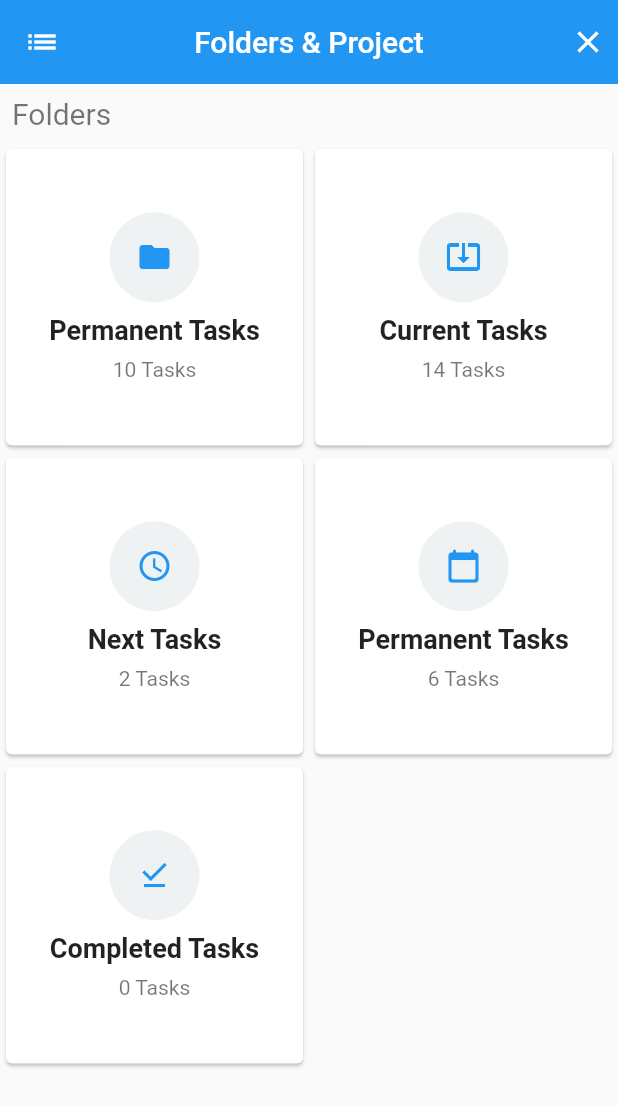
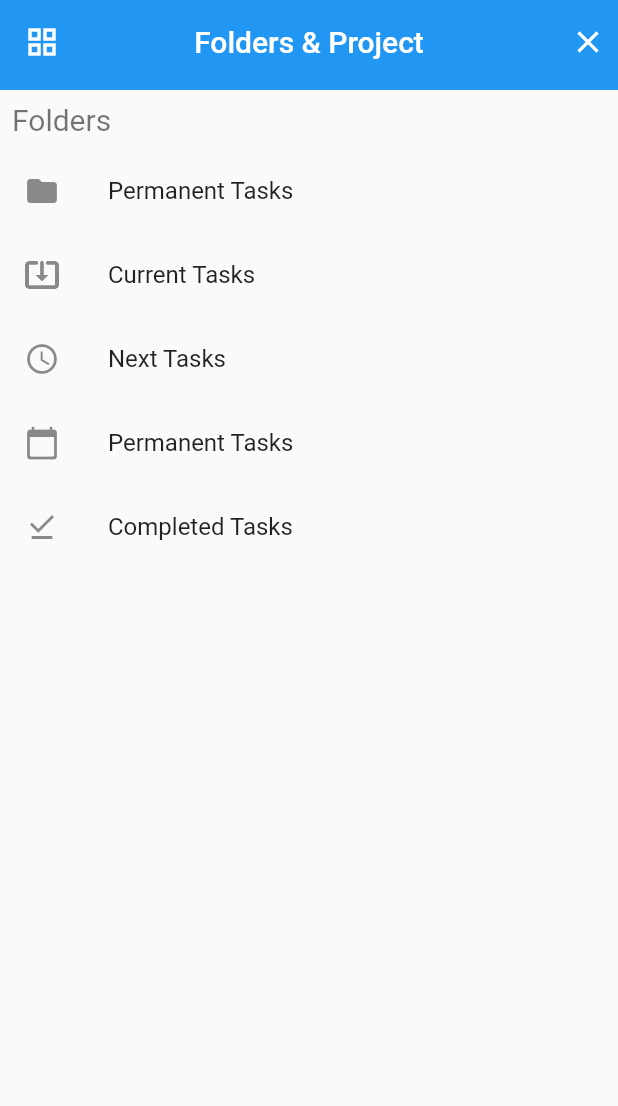
Before and after one commit to Elisa-Flutter/corsoflutter, a Flutter app: the screen it shows after launch, on a phone screen of 412 x 824 dp. Shown: the top 1106 px of the screen. Run offline on Flutter 3.47's test engine with Material 2 defaults, Android fonts, the phone set to English and light mode, and no system bars.

Commit message:
folder_project

```diff
--- /dev/null
+++ b/folder_project/lib/components/cartelle_in_griglia.dart
@@ -0,0 +1,53 @@
+import 'package:flutter/material.dart';
+import 'package:folder_project/models/cartella.dart';
+
+class CartelleInGriglia extends StatelessWidget {
+  final List<Cartella> _listaCartelle;
+  const CartelleInGriglia(this._listaCartelle, {Key? key}) : super(key: key);
+
+  final _gridDelegate = const SliverGridDelegateWithFixedCrossAxisCount(
+      crossAxisCount: 2
+  );
+
+  @override
+  Widget build(BuildContext context) {
+    return GridView.builder(
+        gridDelegate: _gridDelegate,
+        itemCount: _listaCartelle.length,
+        itemBuilder: (context, index) => Card(
+            child: Column(
+              mainAxisAlignment: MainAxisAlignment.center,
+              children: [
+                Stack(
+                  alignment: Alignment.center,
+                  children: [
+                    Container(
+                      height: 60,
+                      decoration: BoxDecoration(
+                          shape: BoxShape.circle,
+                          color: Colors.blueGrey.withOpacity(.1)
+                      ),
+                    ),
+                    Icon(
+                      _listaCartelle[index].iconData,
+                      color: Colors.blue,
+                    )
+                  ],
+                ),
+                Padding(
+                  padding: const EdgeInsets.symmetric(vertical: 8.0),
+                  child: Text(_listaCartelle[index].titolo,
+                    style: const TextStyle(fontWeight: FontWeight.bold, fontSize: 18),
+                  ),
+                ),
+                Text('${_listaCartelle[index].numTask} Tasks',
+                  style: const TextStyle(
+                      color: Colors.black54
+                  ),
+                ),
+              ],
+            )
+        )
+    );
+  }
+}
--- /dev/null
+++ b/folder_project/lib/components/cartelle_in_lista.dart
@@ -0,0 +1,19 @@
+import 'package:flutter/material.dart';
+import 'package:folder_project/models/cartella.dart';
+
+class CartelleInLista extends StatelessWidget {
+  final List<Cartella> _listaCartelle;
+  const CartelleInLista(this._listaCartelle, {Key? key}) : super(key: key);
+
+  @override
+  Widget build(BuildContext context) {
+    return ListView.builder(
+        itemCount: _listaCartelle.length,
+        itemBuilder: (context, index) =>
+            ListTile(
+              leading: Icon(_listaCartelle[index].iconData),
+              title: Text(_listaCartelle[index].titolo),
+            )
+    );
+  }
+}
--- /dev/null
+++ b/folder_project/lib/components/custom_app_bar.dart
@@ -0,0 +1,33 @@
+import 'package:flutter/material.dart';
+
+class CustomAppBar extends StatelessWidget with PreferredSizeWidget{
+  final bool gridViewOn;
+  final Function callback;
+  const CustomAppBar({
+    required this.gridViewOn,
+    required this.callback,
+    Key? key
+  }) : super(key: key);
+
+  @override
+  Size get preferredSize => const Size.fromHeight(60);
+
+  @override
+  Widget build(BuildContext context) {
+    return AppBar(
+      centerTitle: true,
+      elevation: 0,
+      leading: IconButton(
+        onPressed: () => callback(),
+        icon: Icon(gridViewOn ? Icons.list : Icons.grid_view),
+      ),
+      title: const Text('Folders & Project'),
+      actions: const [
+        Padding(
+          padding: EdgeInsets.all(8.0),
+          child: Icon(Icons.close),
+        ),
+      ],
+    );
+  }
+}
--- a/folder_project/lib/components/homepage.dart
+++ b/folder_project/lib/components/homepage.dart
@@ -1,4 +1,8 @@
 import 'package:flutter/material.dart';
+import 'package:folder_project/components/cartelle_in_griglia.dart';
+import 'package:folder_project/components/cartelle_in_lista.dart';
+import 'package:folder_project/components/custom_app_bar.dart';
+import 'package:folder_project/components/titolo.dart';
 import 'package:folder_project/models/cartella.dart';
 
 class Homepage extends StatefulWidget {
@@ -9,10 +13,7 @@ class Homepage extends StatefulWidget {
 }
 
 class _HomepageState extends State<Homepage> {
-  bool _gridViewOn = true;
-  final _gridDelegate = const SliverGridDelegateWithFixedCrossAxisCount(
-      crossAxisCount: 2
-  );
+  bool _gridViewOn = false;
 
   void toggleGridView() {
     setState(() {
@@ -51,79 +52,18 @@ class _HomepageState extends State<Homepage> {
   @override
   Widget build(BuildContext context) {
     return Scaffold(
-      appBar: AppBar(
-        centerTitle: true,
-        elevation: 0,
-        leading: IconButton(
-          onPressed: toggleGridView,
-          icon: Icon(_gridViewOn ? Icons.list : Icons.grid_view),
-        ),
-        title: const Text('Folders & Project'),
-        actions: const [
-          Padding(
-            padding: EdgeInsets.all(8.0),
-            child: Icon(Icons.close),
-          ),
-        ],
-      ),
+      appBar: CustomAppBar(callback: toggleGridView, gridViewOn: _gridViewOn,),
       body: Column(
         crossAxisAlignment: CrossAxisAlignment.start,
         children: [
-          const Padding(
-            padding: EdgeInsets.all(8.0),
-            child: Text('Folders', style: TextStyle(fontSize: 20, color: Colors.black54),),
-          ),
+           const Titolo(title: 'Folders'),
           _gridViewOn
            ? Expanded(
-              child: GridView.builder(
-                  gridDelegate: _gridDelegate,
-                  itemCount: _listaCartelle.length,
-                  itemBuilder: (context, index) => Card(
-                    child: Column(
-                      mainAxisAlignment: MainAxisAlignment.center,
-                      children: [
-                        Stack(
-                          alignment: Alignment.center,
-                          children: [
-                            Container(
-                              height: 60,
-                              decoration: BoxDecoration(
-                                shape: BoxShape.circle,
-                                color: Colors.blueGrey.withOpacity(.1)
-                              ),
-                            ),
-                            Icon(
-                                _listaCartelle[index].iconData,
-                                color: Colors.blue,
-                            )
-                          ],
-                        ),
-                        Padding(
-                          padding: const EdgeInsets.symmetric(vertical: 8.0),
-                          child: Text(_listaCartelle[index].titolo,
-                            style: const TextStyle(fontWeight: FontWeight.bold, fontSize: 18),
-                          ),
-                        ),
-                        Text('${_listaCartelle[index].numTask} Tasks',
-                          style: const TextStyle(
-                             color: Colors.black54
-                            ),
-                        ),
-                      ],
-                    )
-                  )
-              )
-          )
+              child: CartelleInGriglia(_listaCartelle)
+            )
               : Expanded(
-              child: ListView.builder(
-                  itemCount: _listaCartelle.length,
-                  itemBuilder: (context, index) =>
-                      ListTile(
-                        leading: Icon(_listaCartelle[index].iconData),
-                        title: Text(_listaCartelle[index].titolo),
-                      )
-              )
-          )
+                  child: CartelleInLista(_listaCartelle)
+                )
         ],
       ),
     );
--- /dev/null
+++ b/folder_project/lib/components/titolo.dart
@@ -0,0 +1,14 @@
+import 'package:flutter/material.dart';
+
+class Titolo extends StatelessWidget {
+  final String title;
+  const Titolo({required this.title, Key? key}) : super(key: key);
+
+  @override
+  Widget build(BuildContext context) {
+    return Padding(
+      padding: const EdgeInsets.all(8.0),
+      child: Text(title, style: const TextStyle(fontSize: 20, color: Colors.black54),),
+    );
+  }
+}
```
